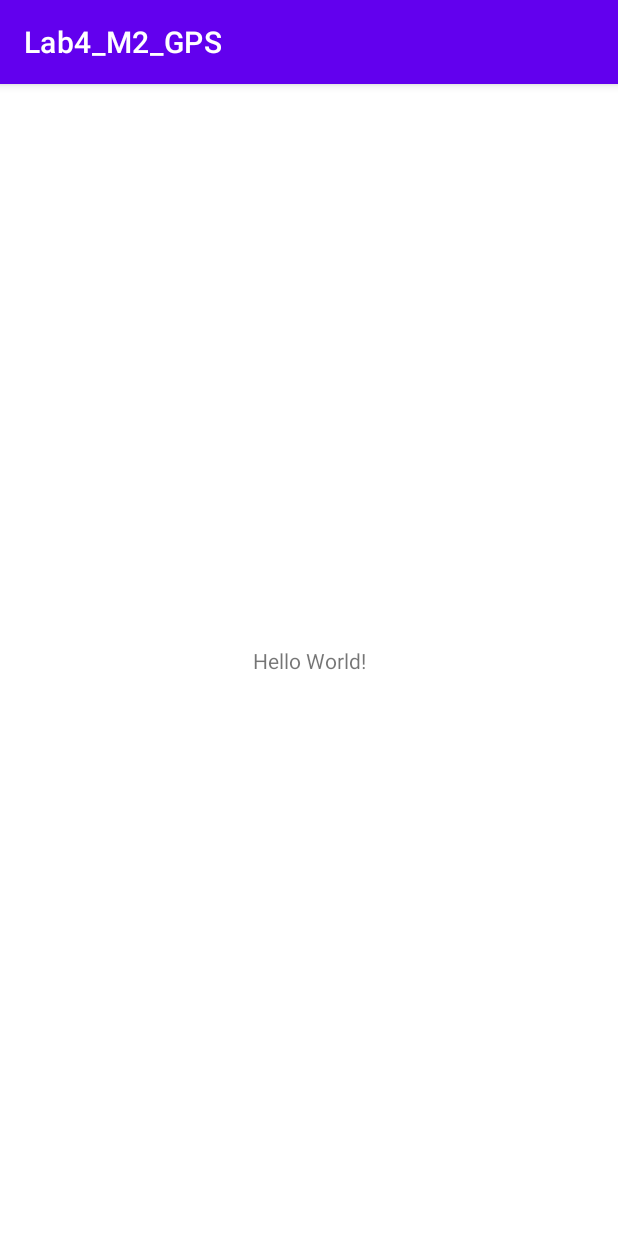
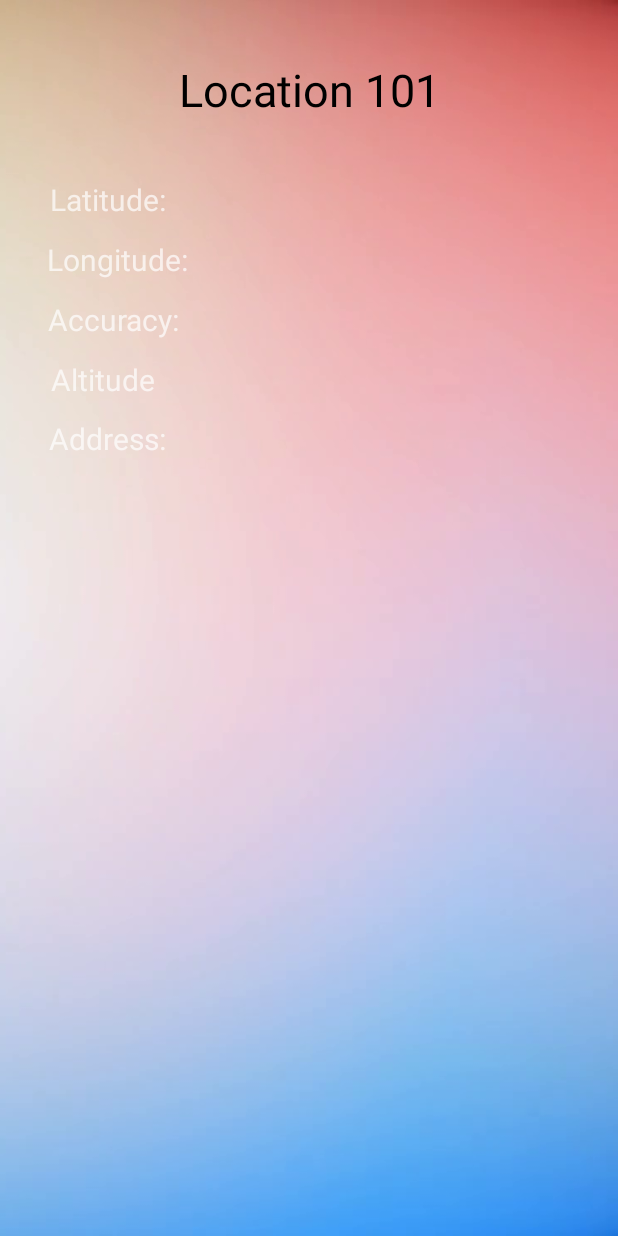
Before and after one commit to celinao/Lab4_M2_GPS, an Android app: the screen it shows after launch (MainActivity), on a phone screen of 412 x 824 dp. Run offline under Robolectric (Android 15) with nearby library versions, the phone set to English and light mode, and no system bars.

Commit message:
Initial UI Set up

```diff
--- a/app/src/main/AndroidManifest.xml
+++ b/app/src/main/AndroidManifest.xml
@@ -8,7 +8,7 @@
         android:label="@string/app_name"
         android:roundIcon="@mipmap/ic_launcher_round"
         android:supportsRtl="true"
-        android:theme="@style/Theme.Lab4_M2_GPS">
+        android:theme="@style/Theme.AppCompat.NoActionBar">
         <activity
             android:name=".MainActivity"
             android:exported="true">
--- a/app/src/main/res/layout/activity_main.xml
+++ b/app/src/main/res/layout/activity_main.xml
@@ -6,13 +6,96 @@
     android:layout_height="match_parent"
     tools:context=".MainActivity">
 
-    <TextView
+    <ImageView
+        android:id="@+id/backgroundImage"
         android:layout_width="wrap_content"
         android:layout_height="wrap_content"
-        android:text="Hello World!"
+        android:scaleType="fitXY"
         app:layout_constraintBottom_toBottomOf="parent"
-        app:layout_constraintLeft_toLeftOf="parent"
-        app:layout_constraintRight_toRightOf="parent"
-        app:layout_constraintTop_toTopOf="parent" />
+        app:layout_constraintEnd_toEndOf="parent"
+        app:layout_constraintHorizontal_bias="0.5"
+        app:layout_constraintStart_toStartOf="parent"
+        app:layout_constraintTop_toTopOf="parent"
+        app:srcCompat="@drawable/gradientbackground"/>
+
+    <TextView
+        android:id="@+id/location101"
+        android:layout_width="wrap_content"
+        android:layout_height="wrap_content"
+        android:text="Location 101"
+        android:textSize="30dp"
+        android:textColor="@color/black"
+        app:layout_constraintBottom_toBottomOf="parent"
+        app:layout_constraintEnd_toEndOf="parent"
+        app:layout_constraintHorizontal_bias="0.5"
+        app:layout_constraintStart_toStartOf="parent"
+        app:layout_constraintTop_toTopOf="parent"
+        app:layout_constraintVertical_bias="0.05" />
+
+    <TextView
+        android:id="@+id/latitudeText"
+        android:layout_width="wrap_content"
+        android:layout_height="wrap_content"
+        android:text="Latitude: "
+        android:textSize="20dp"
+        app:layout_constraintBottom_toBottomOf="parent"
+        app:layout_constraintEnd_toEndOf="parent"
+        app:layout_constraintHorizontal_bias="0.1"
+        app:layout_constraintStart_toStartOf="parent"
+        app:layout_constraintTop_toTopOf="parent"
+        app:layout_constraintVertical_bias="0.15" />
+
+    <TextView
+        android:id="@+id/longitudeText"
+        android:layout_width="wrap_content"
+        android:layout_height="wrap_content"
+        android:text="Longitude: "
+        android:textSize="20dp"
+        app:layout_constraintBottom_toBottomOf="parent"
+        app:layout_constraintEnd_toEndOf="parent"
+        app:layout_constraintHorizontal_bias="0.1"
+        app:layout_constraintStart_toStartOf="parent"
+        app:layout_constraintTop_toTopOf="parent"
+        app:layout_constraintVertical_bias="0.2"  />
+
+    <TextView
+        android:id="@+id/accuracyText"
+        android:layout_width="wrap_content"
+        android:layout_height="wrap_content"
+        android:text="Accuracy: "
+        android:textSize="20dp"
+        app:layout_constraintBottom_toBottomOf="parent"
+        app:layout_constraintEnd_toEndOf="parent"
+        app:layout_constraintHorizontal_bias="0.1"
+        app:layout_constraintStart_toStartOf="parent"
+        app:layout_constraintTop_toTopOf="parent"
+        app:layout_constraintVertical_bias="0.25"  />
+
+    <TextView
+        android:id="@+id/altitudeText"
+        android:layout_width="wrap_content"
+        android:layout_height="wrap_content"
+        android:text="Altitude"
+        android:textSize="20dp"
+        app:layout_constraintBottom_toBottomOf="parent"
+        app:layout_constraintEnd_toEndOf="parent"
+        app:layout_constraintHorizontal_bias="0.1"
+        app:layout_constraintStart_toStartOf="parent"
+        app:layout_constraintTop_toTopOf="parent"
+        app:layout_constraintVertical_bias="0.3"  />
+
+    <TextView
+        android:id="@+id/addressText"
+        android:layout_width="wrap_content"
+        android:layout_height="wrap_content"
+        android:text="Address: "
+        android:textSize="20dp"
+        app:layout_constraintBottom_toBottomOf="parent"
+        app:layout_constraintEnd_toEndOf="parent"
+        app:layout_constraintHorizontal_bias="0.1"
+        app:layout_constraintStart_toStartOf="parent"
+        app:layout_constraintTop_toTopOf="parent"
+        app:layout_constraintVertical_bias="0.35"  />
+
 
 </androidx.constraintlayout.widget.ConstraintLayout>
```
Also changed, not shown: app/src/main/res/drawable/gradientbackground.png (added), app/src/main/res/drawable/susan_s_flowers.JPG (added).
